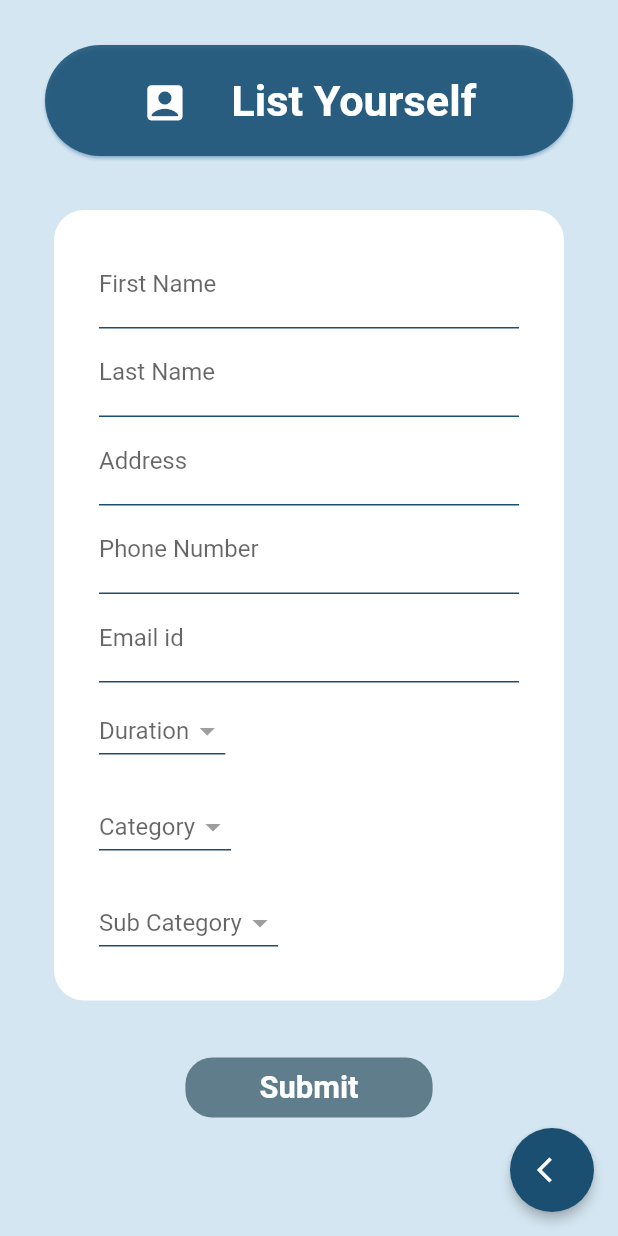
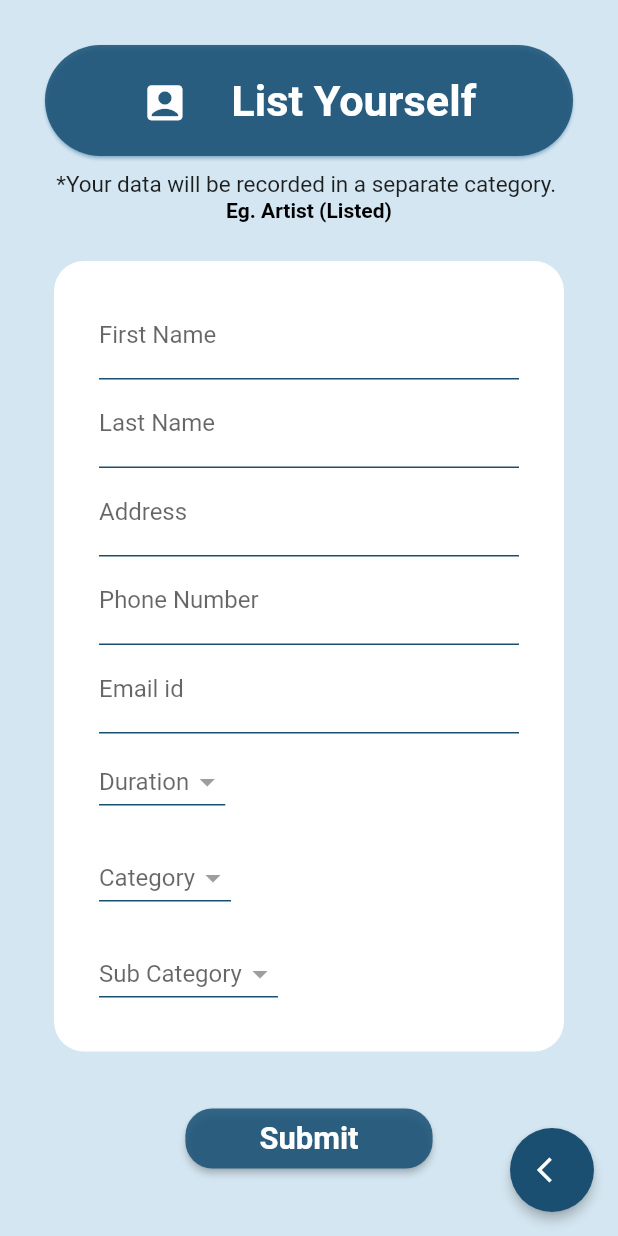
Before and after one commit to alisolanki/Show-World-code, a Flutter app: the ListPage screen opened directly, on a phone screen of 412 x 824 dp. Run offline on Flutter 3.47's test engine with Material 2 defaults, Android fonts, the phone set to English and light mode, and no system bars; our stand-ins replace carousel_slider, firebase_auth, flutter_mobx, fluttertoast, mobx, simple_animations; missing offline and left inert: numeric_keyboard, razorpay_flutter; accounts and stored records are empty; generated files the repository leaves out were written again.

Commit message:
List Page duration, category, subcategory and ListedDataModel made

```diff
--- a/lib/Desktop/data_format.dart
+++ b/lib/Desktop/data_format.dart
@@ -2,14 +2,15 @@ class DataTemplate {
   int id;
   String category, subcategory, name, address, email;
   List<dynamic> phonenumber;
-  DataTemplate(
-      {this.id,
-      this.name,
-      this.category,
-      this.subcategory,
-      this.address,
-      this.phonenumber,
-      this.email});
+  DataTemplate({
+    this.id,
+    this.name,
+    this.category,
+    this.subcategory,
+    this.address,
+    this.phonenumber,
+    this.email,
+  });
 }
 
 class CategoryTemplate {
--- a/lib/listyourself/category_dropdown.dart
+++ b/lib/listyourself/category_dropdown.dart
@@ -7,11 +7,12 @@ import 'package:provider/provider.dart';
 import '../providers/category.dart';
 
 class CategoryFields extends StatefulWidget {
+  CategoryFields({Key key}) : super(key: key);
   @override
-  _CategoryFieldsState createState() => _CategoryFieldsState();
+  CategoryFieldsState createState() => CategoryFieldsState();
 }
 
-class _CategoryFieldsState extends State<CategoryFields> {
+class CategoryFieldsState extends State<CategoryFields> {
   String _dropdownCategoryValue;
   String _dropdownSubcategoryValue;
   CategoryProvider _categoryprovider;
@@ -19,6 +20,16 @@ class _CategoryFieldsState extends State<CategoryFields> {
   List<DropdownMenuItem<String>> _categorydropdown = [];
   Map<String, List<DropdownMenuItem<String>>> _subcategorydropdown = {};
   bool _isInit = true;
+
+  String get selectedCategory {
+    return _dropdownCategoryValue == null ? "Unlisted" : _dropdownCategoryValue;
+  }
+
+  String get selectedSubCategory {
+    return _dropdownSubcategoryValue == null
+        ? "Unlisted"
+        : _dropdownSubcategoryValue;
+  }
 
   @override
   void didChangeDependencies() {
--- a/lib/listyourself/duration_dropdown.dart
+++ b/lib/listyourself/duration_dropdown.dart
@@ -7,16 +7,27 @@ import '../Desktop/data_format.dart';
 import '../providers/prices.dart';
 
 class DurationField extends StatefulWidget {
+  DurationField({Key key}) : super(key: key);
   @override
-  _DurationFieldState createState() => _DurationFieldState();
+  DurationFieldState createState() => DurationFieldState();
 }
 
-class _DurationFieldState extends State<DurationField> {
-  String _dropdownDurationValue;
+class DurationFieldState extends State<DurationField> {
   PricesProvider _pricesprovider;
   List<DurationTemplate> _listyourself = [];
   List<DropdownMenuItem<String>> _durationdropdown = [];
   bool _isInit = true;
+  String _dropdownDurationValue;
+
+  DateTime get dropdownDurationvalue {
+    return DateTime(
+        DateTime.now().year,
+        DateTime.now().month +
+            int.tryParse(
+              _dropdownDurationValue == null ? '0' : _dropdownDurationValue,
+            ),
+        DateTime.now().day);
+  }
 
   @override
   void didChangeDependencies() {
--- a/lib/listyourself/listpage.dart
+++ b/lib/listyourself/listpage.dart
@@ -1,8 +1,12 @@
+import 'package:ShowWorld/models/listed_data.dart';
 import 'package:flutter/material.dart';
 import 'package:flutter/services.dart';
 
 import './category_dropdown.dart';
 import './duration_dropdown.dart';
+
+final durationKey = new GlobalKey<DurationFieldState>();
+final categoryKey = new GlobalKey<CategoryFieldsState>();
 
 UnderlineInputBorder textFieldDecoration = UnderlineInputBorder(
   borderSide: BorderSide(
@@ -22,6 +26,47 @@ class ListPage extends StatefulWidget {
 
 class _ListPageState extends State<ListPage> {
   final _lastnamefocusnode = FocusNode();
+  final _addressfocusnode = FocusNode();
+  final _phonenumberfocusnode = FocusNode();
+  final _emailfocusnode = FocusNode();
+  final _form = GlobalKey<FormState>();
+  String _firstname, _lastname;
+
+  var _listeddata = ListedDataModel(
+    fullname: "",
+    address: "",
+    mob: "",
+    mail: "",
+    time: DateTime.now(),
+    category: "",
+    subcategory: "",
+  );
+
+  @override
+  void dispose() {
+    _lastnamefocusnode.dispose();
+    _addressfocusnode.dispose();
+    _phonenumberfocusnode.dispose();
+    _emailfocusnode.dispose();
+    super.dispose();
+  }
+
+  void _saveForm() {
+    _form.currentState.save();
+    _listeddata = ListedDataModel(
+      fullname: "$_firstname $_lastname",
+      address: _listeddata.address,
+      mob: _listeddata.mob,
+      mail: _listeddata.mail,
+      time: durationKey.currentState.dropdownDurationvalue,
+      category: categoryKey.currentState.selectedCategory,
+      subcategory: categoryKey.currentState.selectedSubCategory,
+    );
+    print(
+      "time: ${_listeddata.time.toIso8601String()} category:${_listeddata.category} subcategory:${_listeddata.subcategory}",
+    );
+  }
+
   @override
   Widget build(BuildContext context) {
     var _width = MediaQuery.of(context).size.width;
@@ -45,7 +90,7 @@ class _ListPageState extends State<ListPage> {
           margin: EdgeInsets.only(top: 20.0),
           alignment: Alignment.topCenter,
           child: Form(
-            key: ValueKey("listyourself"),
+            key: _form,
             child: ListView(
               children: <Widget>[
                 //Title
@@ -88,6 +133,24 @@ class _ListPageState extends State<ListPage> {
                     ),
                   ),
                 ),
+                //Disclaimer
+                Column(
+                  children: <Widget>[
+                    Text(
+                      "*Your data will be recorded in a separate category. ",
+                      style: TextStyle(
+                        fontFamily: 'roboto',
+                        color: Colors.black87,
+                        fontSize: 15,
+                      ),
+                    ),
+                    Text(
+                      "Eg. Artist (Listed)",
+                      style: TextStyle(
+                          color: Colors.black, fontWeight: FontWeight.bold),
+                    ),
+                  ],
+                ),
                 //Form Fields
                 Padding(
                   padding: const EdgeInsets.all(16.0),
@@ -111,6 +174,7 @@ class _ListPageState extends State<ListPage> {
                           textInputAction: TextInputAction.next,
                           onFieldSubmitted: (_) => FocusScope.of(context)
                               .requestFocus(_lastnamefocusnode),
+                          onSaved: (newValue) => _firstname = newValue,
                         ),
                         TextFormField(
                           decoration: InputDecoration(
@@ -119,6 +183,9 @@ class _ListPageState extends State<ListPage> {
                               enabledBorder: textFieldDecoration),
                           textInputAction: TextInputAction.next,
                           focusNode: _lastnamefocusnode,
+                          onFieldSubmitted: (_) => FocusScope.of(context)
+                              .requestFocus(_addressfocusnode),
+                          onSaved: (newValue) => _lastname = newValue,
                         ),
                         TextFormField(
                           decoration: InputDecoration(
@@ -128,6 +195,18 @@ class _ListPageState extends State<ListPage> {
                           textInputAction: TextInputAction.next,
                           minLines: null,
                           maxLines: null,
+                          focusNode: _addressfocusnode,
+                          onFieldSubmitted: (_) => FocusScope.of(context)
+                              .requestFocus(_phonenumberfocusnode),
+                          onSaved: (newValue) => _listeddata = ListedDataModel(
+                            fullname: _listeddata.fullname,
+                            address: newValue,
+                            mob: _listeddata.mob,
+                            mail: _listeddata.mail,
+                            time: _listeddata.time,
+                            category: _listeddata.category,
+                            subcategory: _listeddata.subcategory,
+                          ),
                         ),
                         TextFormField(
                           decoration: InputDecoration(
@@ -136,6 +215,18 @@ class _ListPageState extends State<ListPage> {
                               enabledBorder: textFieldDecoration),
                           textInputAction: TextInputAction.next,
                           keyboardType: TextInputType.phone,
+                          focusNode: _phonenumberfocusnode,
+                          onFieldSubmitted: (_) => FocusScope.of(context)
+                              .requestFocus(_emailfocusnode),
+                          onSaved: (newValue) => _listeddata = ListedDataModel(
+                            fullname: _listeddata.fullname,
+                            address: _listeddata.address,
+                            mob: newValue,
+                            mail: _listeddata.mail,
+                            time: _listeddata.time,
+                            category: _listeddata.category,
+                            subcategory: _listeddata.subcategory,
+                          ),
                         ),
                         TextFormField(
                           decoration: InputDecoration(
@@ -144,9 +235,19 @@ class _ListPageState extends State<ListPage> {
                               enabledBorder: textFieldDecoration),
                           textInputAction: TextInputAction.next,
                           keyboardType: TextInputType.emailAddress,
+                          focusNode: _emailfocusnode,
+                          onSaved: (newValue) => _listeddata = ListedDataModel(
+                            fullname: _listeddata.fullname,
+                            address: newValue,
+                            mob: _listeddata.mob,
+                            mail: newValue,
+                            time: _listeddata.time,
+                            category: _listeddata.category,
+                            subcategory: _listeddata.subcategory,
+                          ),
                         ),
-                        DurationField(),
-                        CategoryFields(),
+                        DurationField(key: durationKey),
+                        CategoryFields(key: categoryKey),
                       ],
                     ),
                   ),
@@ -175,7 +276,7 @@ class _ListPageState extends State<ListPage> {
                     shape: RoundedRectangleBorder(
                       borderRadius: BorderRadius.circular(18.0),
                     ),
-                    onPressed: null,
+                    onPressed: _saveForm,
                   ),
                 ),
               ],
--- /dev/null
+++ b/lib/models/listed_data.dart
@@ -0,0 +1,20 @@
+import 'package:flutter/material.dart';
+
+class ListedDataModel {
+  String fullname;
+  String address;
+  String mob;
+  String mail;
+  DateTime time;
+  String category;
+  String subcategory;
+  ListedDataModel({
+    @required this.fullname,
+    @required this.address,
+    @required this.mob,
+    @required this.mail,
+    @required this.time,
+    @required this.category,
+    @required this.subcategory,
+  });
+}
```
Also changed, not shown: lib/LoginOTP/pages/otp_page.dart (+6 -3 lines), 1 other file.
